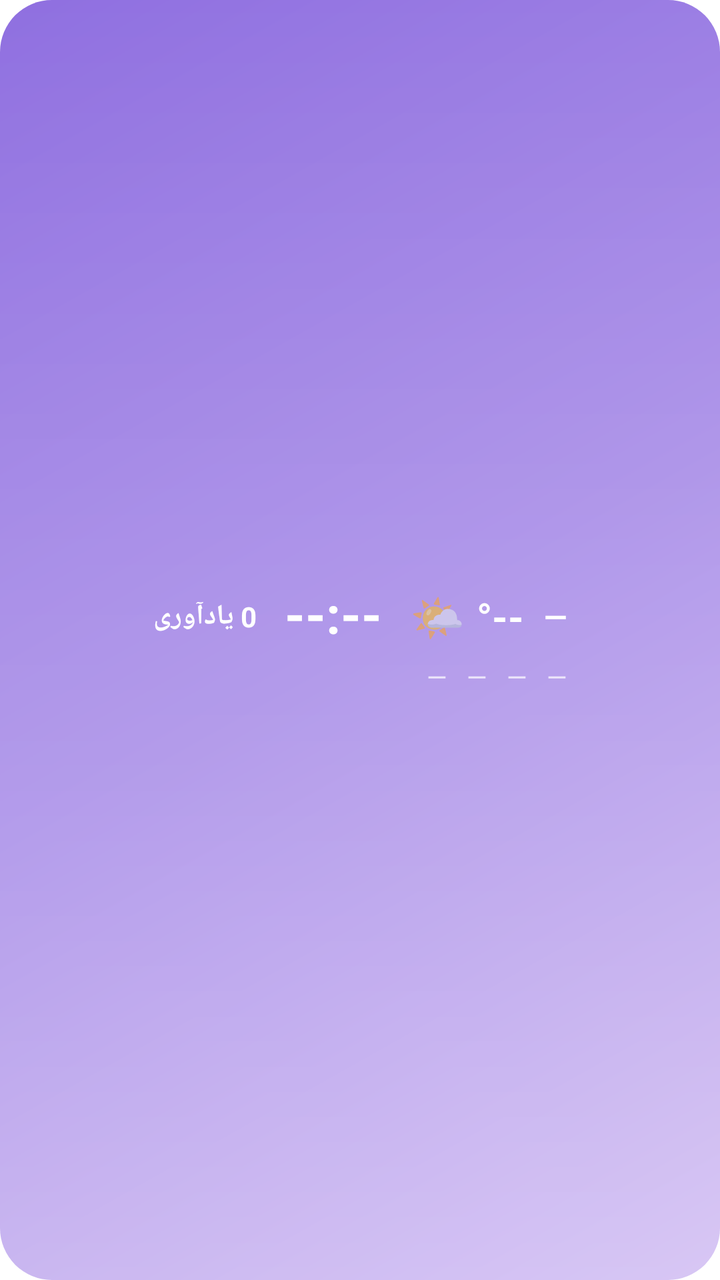
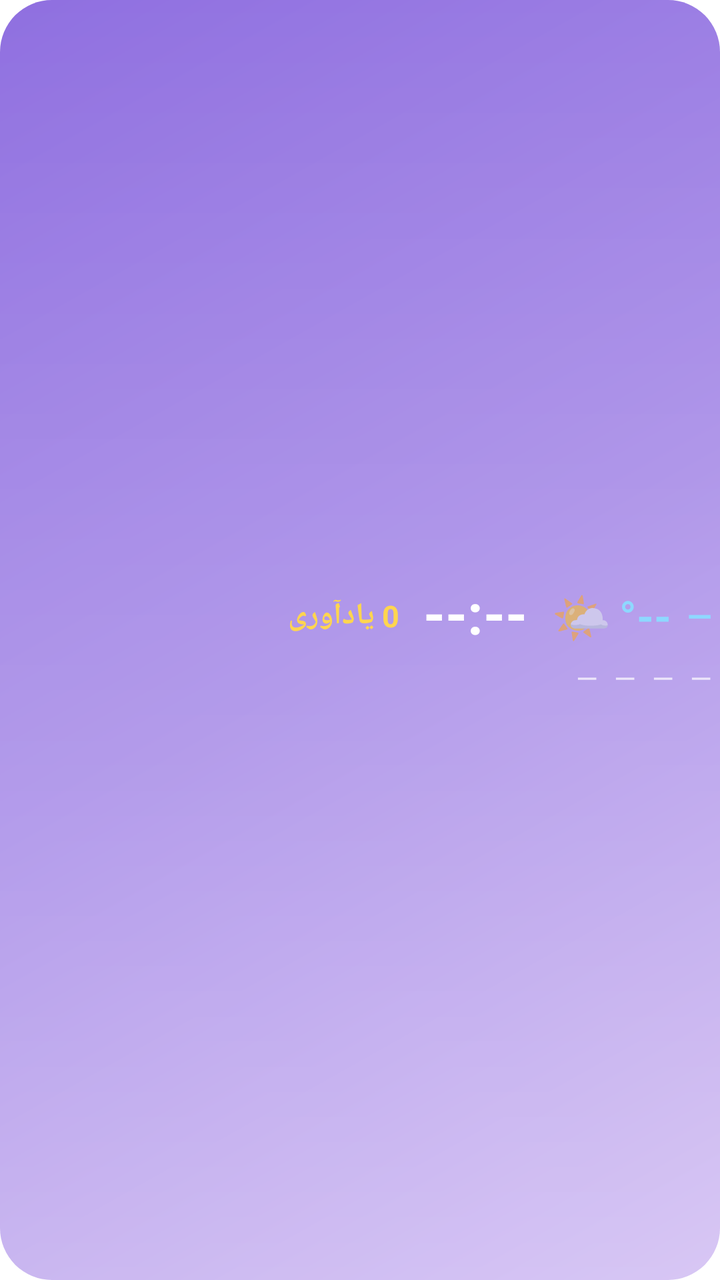

Two renders of the same Android screen: before a commit and after it. Below are the layout's source before the change and the commit's diff.
<!-- AndroidManifest.xml: fallback theme Theme.MaterialComponents.DayNight.NoActionBar -->
<!-- res/layout/weather_clock_widget.xml -->
<?xml version="1.0" encoding="utf-8"?>
<FrameLayout xmlns:android="http://schemas.android.com/apk/res/android"
    android:id="@+id/widget_root"
    android:layout_width="match_parent"
    android:layout_height="match_parent"
    android:background="@drawable/widget_background">

    <LinearLayout
        android:layout_width="wrap_content"
        android:layout_height="wrap_content"
        android:layout_gravity="center"
        android:layoutDirection="rtl"
        android:orientation="vertical"
        android:paddingStart="14dp"
        android:paddingEnd="14dp"
        android:paddingTop="8dp"
        android:paddingBottom="8dp">

        
        <LinearLayout
            android:layout_width="wrap_content"
            android:layout_height="wrap_content"
            android:layoutDirection="rtl"
            android:orientation="horizontal"
            android:gravity="center_vertical">

            <TextView
                android:id="@+id/widget_city"
                android:layout_width="wrap_content"
                android:layout_height="wrap_content"
                android:text="—"
                android:textColor="#FFFFFF"
                android:textSize="15sp"
                android:textStyle="bold"
                android:maxLines="1" />

            <TextView
                android:id="@+id/widget_temp"
                android:layout_width="wrap_content"
                android:layout_height="wrap_content"
                android:layout_marginStart="10dp"
                android:text="--°"
                android:textColor="#FFFFFF"
                android:textSize="20sp"
                android:textStyle="bold"
                android:maxLines="1" />

            <TextView
                android:id="@+id/widget_weather_emoji"
                android:layout_width="wrap_content"
                android:layout_height="wrap_content"
                android:layout_marginStart="6dp"
                android:text="🌤️"
                android:textSize="22sp" />

            <TextView
                android:id="@+id/widget_clock"
                android:layout_width="wrap_content"
                android:layout_height="wrap_content"
                android:layout_marginStart="14dp"
                android:text="--:--"
                android:textColor="#FFFFFF"
                android:textSize="26sp"
                android:textStyle="bold"
                android:includeFontPadding="false"
                android:maxLines="1" />

            <TextView
                android:id="@+id/widget_reminder"
                android:layout_width="wrap_content"
                android:layout_height="wrap_content"
                android:layout_marginStart="14dp"
                android:text="0 یادآوری"
                android:textColor="#FFFFFF"
                android:textSize="14sp"
                android:textStyle="bold"
                android:maxLines="1" />
        </LinearLayout>

        <FrameLayout
            android:layout_width="match_parent"
            android:layout_height="6dp"></FrameLayout>

        
        <LinearLayout
            android:layout_width="wrap_content"
            android:layout_height="wrap_content"
            android:layoutDirection="rtl"
            android:orientation="horizontal"
            android:gravity="center_vertical">

            <TextView
                android:id="@+id/widget_weekday"
                android:layout_width="wrap_content"
                android:layout_height="wrap_content"
                android:text="—"
                android:textColor="#EDE6FA"
                android:textSize="13sp"
                android:maxLines="1" />

            <TextView
                android:id="@+id/widget_date_shamsi"
                android:layout_width="wrap_content"
                android:layout_height="wrap_content"
                android:layout_marginStart="10dp"
                android:text="—"
                android:textColor="#EDE6FA"
                android:textSize="13sp"
                android:maxLines="1" />

            <TextView
                android:id="@+id/widget_date_hijri"
                android:layout_width="wrap_content"
                android:layout_height="wrap_content"
                android:layout_marginStart="10dp"
                android:text="—"
                android:textColor="#EDE6FA"
                android:textSize="13sp"
                android:maxLines="1" />

            <TextView
                android:id="@+id/widget_date_gregorian"
                android:layout_width="wrap_content"
                android:layout_height="wrap_content"
                android:layout_marginStart="10dp"
                android:text="—"
                android:textColor="#EDE6FA"
                android:textSize="13sp"
                android:maxLines="1" />
        </LinearLayout>
    </LinearLayout>
</FrameLayout>
<!-- resources referenced by this layout -->
<resources>
  <!-- drawable widget_background (drawable) -->
  <?xml version="1.0" encoding="utf-8"?>
  <layer-list xmlns:android="http://schemas.android.com/apk/res/android">
  
      <item>
          <shape>
              <corners android:radius="26dp" />
              <gradient
                  android:type="linear"
                  android:angle="135"
                  android:startColor="#CEB9F2"
                  android:centerColor="#A98EE8"
                  android:endColor="#8F6FE0" />
          </shape>
      </item>
  
      
      <item android:top="0dp" android:left="0dp" android:right="0dp">
          <shape android:shape="rectangle">
              <corners
                  android:topLeftRadius="26dp"
                  android:topRightRadius="26dp"
                  android:bottomLeftRadius="0dp"
                  android:bottomRightRadius="0dp" />
              <gradient
                  android:type="linear"
                  android:angle="90"
                  android:startColor="#33FFFFFF"
                  android:endColor="#00FFFFFF" />
              <size android:height="28dp" />
          </shape>
      </item>
  </layer-list>
</resources>

<!-- the commit's change to res/layout/weather_clock_widget.xml (unified diff, before → after) -->
@@ -6,15 +6,15 @@
     android:background="@drawable/widget_background">
 
     <LinearLayout
-        android:layout_width="wrap_content"
-        android:layout_height="wrap_content"
-        android:layout_gravity="center"
+        android:layout_width="match_parent"
+        android:layout_height="match_parent"
         android:layoutDirection="rtl"
         android:orientation="vertical"
-        android:paddingStart="14dp"
-        android:paddingEnd="14dp"
-        android:paddingTop="8dp"
-        android:paddingBottom="8dp">
+        android:gravity="center_vertical"
+        android:paddingStart="4dp"
+        android:paddingEnd="4dp"
+        android:paddingTop="6dp"
+        android:paddingBottom="6dp">
 
         
         <LinearLayout
@@ -24,13 +24,14 @@
             android:orientation="horizontal"
             android:gravity="center_vertical">
 
+            
             <TextView
                 android:id="@+id/widget_city"
                 android:layout_width="wrap_content"
                 android:layout_height="wrap_content"
                 android:text="—"
-                android:textColor="#FFFFFF"
-                android:textSize="15sp"
+                android:textColor="#8ED8FF"
+                android:textSize="16sp"
                 android:textStyle="bold"
                 android:maxLines="1" />
 
@@ -38,10 +39,10 @@
                 android:id="@+id/widget_temp"
                 android:layout_width="wrap_content"
                 android:layout_height="wrap_content"
-                android:layout_marginStart="10dp"
+                android:layout_marginStart="8dp"
                 android:text="--°"
-                android:textColor="#FFFFFF"
-                android:textSize="20sp"
+                android:textColor="#8ED8FF"
+                android:textSize="22sp"
                 android:textStyle="bold"
                 android:maxLines="1" />
 
@@ -49,37 +50,39 @@
                 android:id="@+id/widget_weather_emoji"
                 android:layout_width="wrap_content"
                 android:layout_height="wrap_content"
-                android:layout_marginStart="6dp"
+                android:layout_marginStart="4dp"
                 android:text="🌤️"
-                android:textSize="22sp" />
+                android:textSize="24sp" />
 
+            
             <TextView
                 android:id="@+id/widget_clock"
                 android:layout_width="wrap_content"
                 android:layout_height="wrap_content"
-                android:layout_marginStart="14dp"
+                android:layout_marginStart="12dp"
                 android:text="--:--"
                 android:textColor="#FFFFFF"
-                android:textSize="26sp"
+                android:textSize="28sp"
                 android:textStyle="bold"
                 android:includeFontPadding="false"
                 android:maxLines="1" />
 
+            
             <TextView
                 android:id="@+id/widget_reminder"
                 android:layout_width="wrap_content"
                 android:layout_height="wrap_content"
-                android:layout_marginStart="14dp"
+                android:layout_marginStart="12dp"
                 android:text="0 یادآوری"
-                android:textColor="#FFFFFF"
-                android:textSize="14sp"
+                android:textColor="#FFD54F"
+                android:textSize="15sp"
                 android:textStyle="bold"
                 android:maxLines="1" />
         </LinearLayout>
 
         <FrameLayout
             android:layout_width="match_parent"
-            android:layout_height="6dp"></FrameLayout>
+            android:layout_height="5dp"></FrameLayout>
 
         
         <LinearLayout
@@ -95,37 +98,37 @@
                 android:layout_height="wrap_content"
                 android:text="—"
                 android:textColor="#EDE6FA"
-                android:textSize="13sp"
+                android:textSize="14sp"
                 android:maxLines="1" />
 
             <TextView
                 android:id="@+id/widget_date_shamsi"
                 android:layout_width="wrap_content"
                 android:layout_height="wrap_content"
-                android:layout_marginStart="10dp"
+                android:layout_marginStart="8dp"
                 android:text="—"
                 android:textColor="#EDE6FA"
-                android:textSize="13sp"
+                android:textSize="14sp"
                 android:maxLines="1" />
 
             <TextView
                 android:id="@+id/widget_date_hijri"
                 android:layout_width="wrap_content"
                 android:layout_height="wrap_content"
-                android:layout_marginStart="10dp"
+                android:layout_marginStart="8dp"
                 android:text="—"
                 android:textColor="#EDE6FA"
-                android:textSize="13sp"
+                android:textSize="14sp"
                 android:maxLines="1" />
 
             <TextView
                 android:id="@+id/widget_date_gregorian"
                 android:layout_width="wrap_content"
                 android:layout_height="wrap_content"
-                android:layout_marginStart="10dp"
+                android:layout_marginStart="8dp"
                 android:text="—"
                 android:textColor="#EDE6FA"
-                android:textSize="13sp"
+                android:textSize="14sp"
                 android:maxLines="1" />
         </LinearLayout>
     </LinearLayout>
